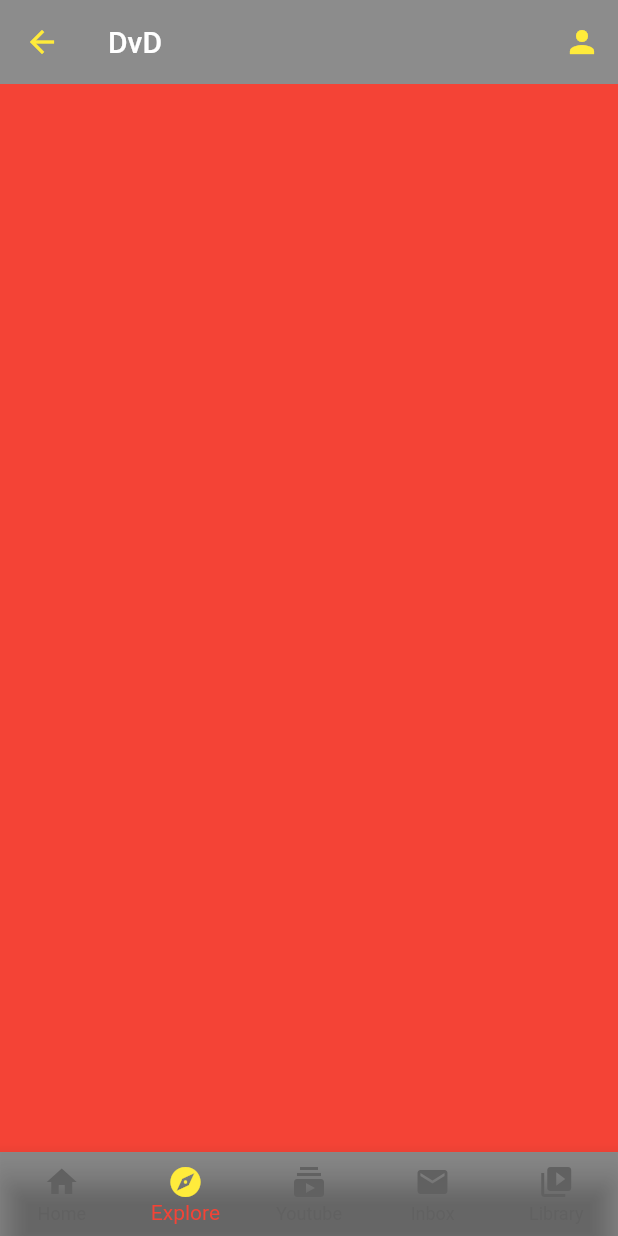
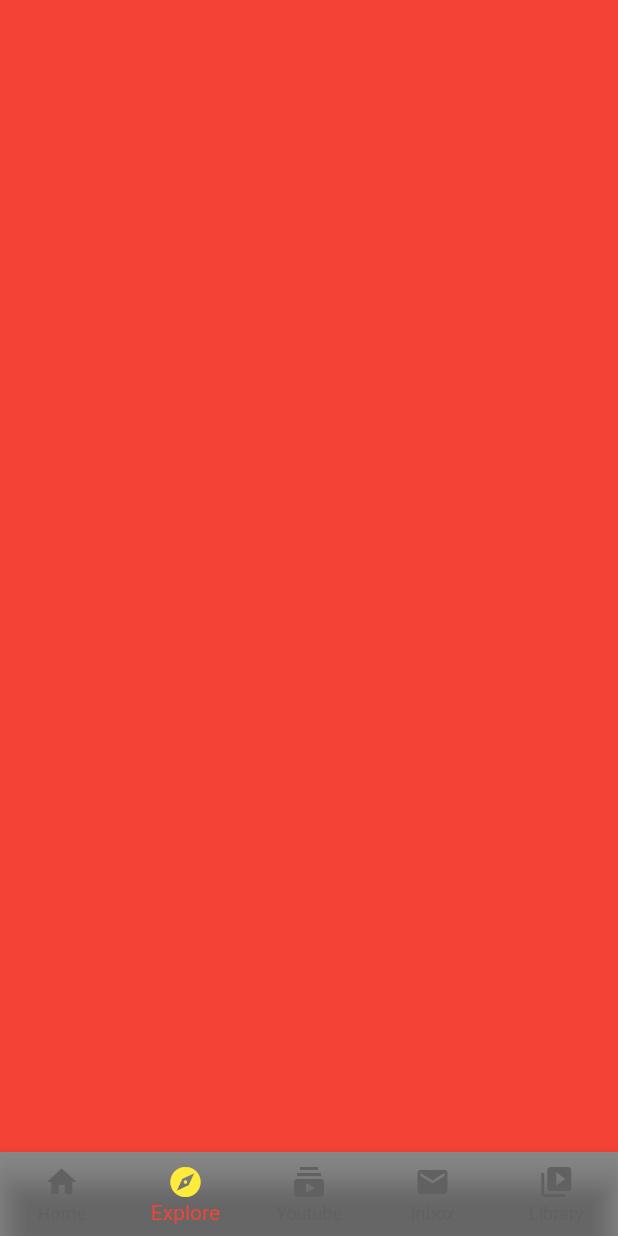
Before and after one commit to Potolski/PorifolioMadeInFlutter, a Flutter app: the MainScreen screen opened by its route, item 2 of the bottom bar chosen, on a phone screen of 412 x 824 dp. Run offline on Flutter 3.47's test engine with Material 2 defaults, Android fonts, the phone set to English and light mode, and no system bars; our stand-ins replace youtube_player_flutter.

```diff
--- a/lib/screens/screencontroler.dart
+++ b/lib/screens/screencontroler.dart
@@ -48,8 +48,7 @@ class _MainScreen extends State<MainScreen> {
               icon: Icon(
                 Icons.mail,
               ),
-                title:
-                    Text("Inbox", style: TextStyle(color: Colors.grey[700]))),
+              title: Text("Inbox", style: TextStyle(color: Colors.grey[700]))),
           BottomNavigationBarItem(
               icon: Icon(
                 Icons.video_library,
@@ -58,26 +57,8 @@ class _MainScreen extends State<MainScreen> {
                   Text("Library", style: TextStyle(color: Colors.grey[700]))),
         ],
       ),
-        body: CustomScrollView(
-          slivers: [
-            SliverAppBar(
-              title: Text("DvD", style: TextStyle(color: Colors.white)),
-              backgroundColor: Colors.black26,
-              iconTheme: IconThemeData(color: Colors.yellow),
-              actions: [
-                IconButton(
-                  icon: Icon(Icons.person),
-                  onPressed: () {
-                    Navigator.pushReplacementNamed(context, "/login");
-                  },
-                )
-              ],
-            ),
-            SliverFillRemaining(
-              child: _children[_currentIndex],
-            )
-          ],
-        ));
+      body: _children[_currentIndex],
+    );
   }
 
   void onTabTapped(int index) {
```
Also changed, not shown: lib/screens/youtubevideos.dart (+15 -1 lines). Lines whose indentation alone changed are shown as unchanged.
